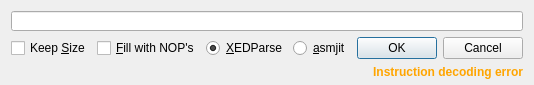
Above: src/gui/Src/Gui/AssembleDialog.ui from x64dbg/x64dbg before the change. Below: the same form after it.
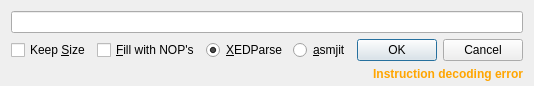
That is the form after the change. Icons and pictures are not drawn.

Commit message: Fix appearance, assemble and close dialog when using ultra large font

Patch:
```diff
--- a/src/gui/Src/Gui/AssembleDialog.ui
+++ b/src/gui/Src/Gui/AssembleDialog.ui
@@ -6,8 +6,8 @@
    <rect>
     <x>0</x>
     <y>0</y>
-    <width>484</width>
-    <height>85</height>
+    <width>526</width>
+    <height>86</height>
    </rect>
   </property>
   <property name="windowTitle">
@@ -24,17 +24,11 @@
    <item>
     <widget class="QLineEdit" name="lineEdit">
      <property name="sizePolicy">
-      <sizepolicy hsizetype="Minimum" vsizetype="Fixed">
+      <sizepolicy hsizetype="Minimum" vsizetype="Preferred">
        <horstretch>0</horstretch>
        <verstretch>0</verstretch>
       </sizepolicy>
      </property>
-     <property name="minimumSize">
-      <size>
-       <width>0</width>
-       <height>20</height>
-      </size>
-     </property>
     </widget>
    </item>
    <item>
```
The commit also changes 3 other files.
